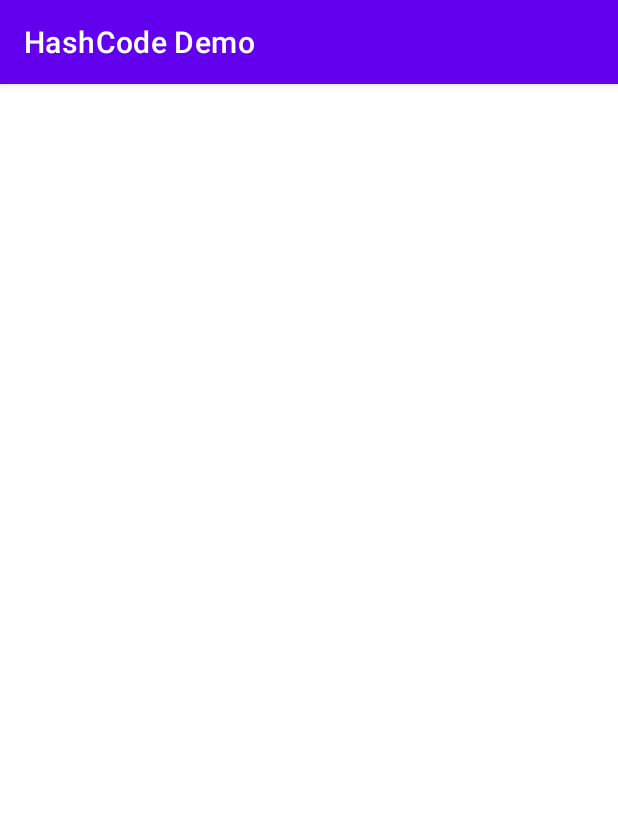
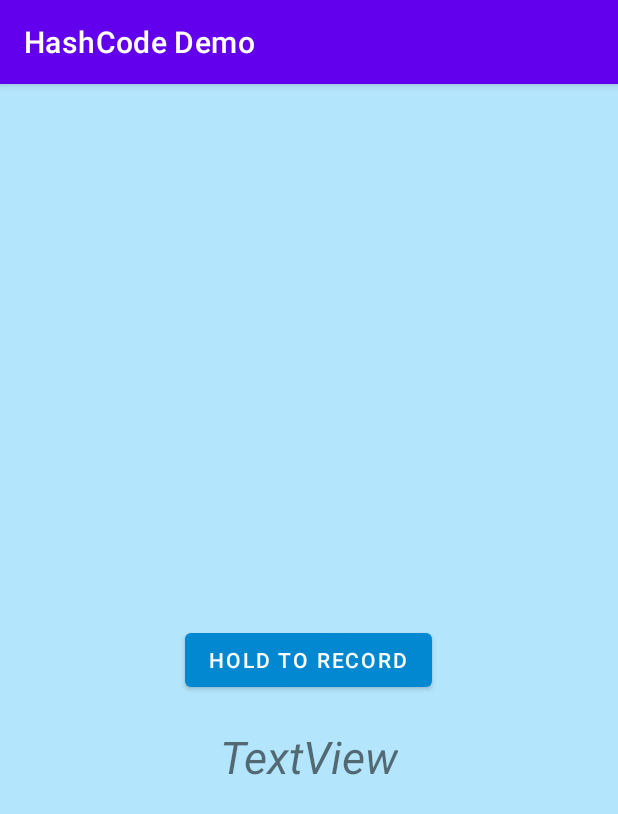
Before and after one commit to nshashankvarma/Voiders, an Android app: the AlertActivity screen opened directly, with no data from a screen before it, on a phone screen of 412 x 824 dp. Shown: the top 814 px of the screen. Run offline under Robolectric (Android 15) with nearby library versions, the phone set to English and light mode, and no system bars; our stand-ins replace Firebase (no records; nobody signed in at launch, a user with empty details on screens opened directly).

Commit message:
HashCode

```diff
--- a/HashCodeDemo/app/build.gradle
+++ b/HashCodeDemo/app/build.gradle
@@ -36,6 +36,7 @@ dependencies {
     implementation 'androidx.constraintlayout:constraintlayout:2.0.4'
     implementation 'com.google.android.gms:play-services-maps:17.0.0'
     implementation 'com.google.firebase:firebase-database:19.6.0'
+    implementation 'com.google.firebase:firebase-storage:19.2.1'
     testImplementation 'junit:junit:4.+'
     androidTestImplementation 'androidx.test.ext:junit:1.1.2'
     androidTestImplementation 'androidx.test.espresso:espresso-core:3.3.0'
--- a/HashCodeDemo/app/src/main/AndroidManifest.xml
+++ b/HashCodeDemo/app/src/main/AndroidManifest.xml
@@ -7,6 +7,9 @@
          location permissions for the "MyLocation" functionality.
     -->
     <uses-permission android:name="android.permission.ACCESS_FINE_LOCATION" />
+    <uses-permission android:name="android.permission.RECORD_AUDIO"/>
+    <uses-permission android:name="android.permission.WRITE_EXTERNAL_STORAGE"/>
+    <uses-permission android:name="android.permission.READ_EXTERNAL_STORAGE"/>
 
     <application
         android:allowBackup="true"
--- a/HashCodeDemo/app/src/main/java/com/example/hashcodedemo/AlertActivity.java
+++ b/HashCodeDemo/app/src/main/java/com/example/hashcodedemo/AlertActivity.java
@@ -1,14 +1,132 @@
 package com.example.hashcodedemo;
 
+
+import androidx.annotation.NonNull;
 import androidx.appcompat.app.AppCompatActivity;
 
+import android.annotation.SuppressLint;
+import android.app.ProgressDialog;
+import android.content.Context;
+import android.content.pm.PackageManager;
+import android.media.MediaRecorder;
+import android.net.Uri;
 import android.os.Bundle;
+import android.os.Environment;
+import android.util.Log;
+import android.view.MotionEvent;
+import android.view.View;
+import android.widget.Button;
+import android.widget.TextView;
+import android.widget.Toast;
+
+import com.google.android.gms.tasks.OnSuccessListener;
+import com.google.firebase.storage.FirebaseStorage;
+import com.google.firebase.storage.StorageReference;
+import com.google.firebase.storage.UploadTask;
+
+import java.io.File;
+import java.io.IOException;
 
 public class AlertActivity extends AppCompatActivity {
 
+    Button button;
+    TextView textView;
+
+    MediaRecorder recorder;
+    String fileName = null;
+
+    private StorageReference storageReference;
+    ProgressDialog progressBar;
+
+    @Override
+    public void onRequestPermissionsResult(int requestCode, @NonNull String[] permissions,
+                                           @NonNull int[] grantResults) {
+        super.onRequestPermissionsResult(requestCode, permissions, grantResults);
+        if (requestCode == 10) {
+            if (grantResults[0] == PackageManager.PERMISSION_GRANTED) {
+                startRecording();
+            } else {
+                //User denied Permission.
+            }
+        }
+    }
+
+    @SuppressLint("ClickableViewAccessibility")
     @Override
     protected void onCreate(Bundle savedInstanceState) {
         super.onCreate(savedInstanceState);
         setContentView(R.layout.activity_alert);
+
+        button = (Button) findViewById(R.id.button2);
+        textView = (TextView) findViewById(R.id.textView);
+
+        progressBar = new ProgressDialog(this);
+
+        fileName = getExternalFilesDir(null).getAbsolutePath();
+        fileName += "/recorded_audio.3gp";
+
+
+
+        storageReference = FirebaseStorage.getInstance().getReference();
+
+        button.setOnTouchListener(new View.OnTouchListener() {
+            @Override
+            public boolean onTouch(View v, MotionEvent event) {
+                if (event.getAction() == MotionEvent.ACTION_DOWN) {
+
+                    startRecording();
+
+                    textView.setText("Started");
+
+                } else if (event.getAction() == MotionEvent.ACTION_UP) {
+                    stopRecording();
+                    textView.setText("Stopped");
+                }
+                return false;
+            }
+        });
     }
+
+    private void startRecording() {
+        recorder = new MediaRecorder();
+        recorder.setAudioSource(MediaRecorder.AudioSource.MIC);
+        recorder.setOutputFormat(MediaRecorder.OutputFormat.THREE_GPP);
+        recorder.setOutputFile(fileName);
+        recorder.setAudioEncoder(MediaRecorder.AudioEncoder.AMR_NB);
+
+        try {
+            recorder.prepare();
+        } catch (IOException e) {
+            Log.e("record_log", "prepare() failed");
+            System.out.println("" + e);
+        }
+
+        recorder.start();
+    }
+
+    private void stopRecording() {
+        recorder.stop();
+        recorder.release();
+        recorder = null;
+        uploadRecording();
+    }
+
+    public void uploadRecording(){
+        //progressBar.setMessage("Uploading");
+        //progressBar.show();
+        StorageReference filepath = storageReference.child("Audio").child("new_audio.3gp");
+
+        Uri uri = Uri.fromFile(new File(fileName));
+
+        filepath.putFile(uri).addOnSuccessListener(new OnSuccessListener<UploadTask.TaskSnapshot>() {
+            @Override
+            public void onSuccess(UploadTask.TaskSnapshot taskSnapshot) {
+                Toast.makeText(AlertActivity.this, "Voice Mail Sent!!", Toast.LENGTH_SHORT).show();
+
+            }
+        });
+
+    }
+
+
 }
--- a/HashCodeDemo/app/src/main/java/com/example/hashcodedemo/MapsActivity.java
+++ b/HashCodeDemo/app/src/main/java/com/example/hashcodedemo/MapsActivity.java
@@ -106,8 +106,8 @@ public class MapsActivity extends FragmentActivity implements OnMapReadyCallback
                                 if (flag == true) {
                                     NotificationCompat.Builder builder = new NotificationCompat.Builder(getApplicationContext(), CHANNEL_ID)
                                             .setSmallIcon(R.drawable.ic_launcher_foreground)
-                                            .setContentTitle("Notification")
-                                            .setContentText("This is a test notification")
+                                            .setContentTitle("Geofence Breach!!")
+                                            .setContentText("Your pet is out of the Fence!!!Click here to send a voice mail")
                                             .setPriority(NotificationCompat.PRIORITY_HIGH)
                                             .setContentIntent(pendingIntent)
                                             .setAutoCancel(false);
--- a/HashCodeDemo/app/src/main/res/layout/activity_alert.xml
+++ b/HashCodeDemo/app/src/main/res/layout/activity_alert.xml
@@ -1,9 +1,30 @@
 <?xml version="1.0" encoding="utf-8"?>
-<androidx.constraintlayout.widget.ConstraintLayout xmlns:android="http://schemas.android.com/apk/res/android"
+<RelativeLayout xmlns:android="http://schemas.android.com/apk/res/android"
     xmlns:app="http://schemas.android.com/apk/res-auto"
     xmlns:tools="http://schemas.android.com/tools"
+    android:id="@+id/RelativeLayout"
     android:layout_width="match_parent"
     android:layout_height="match_parent"
-    tools:context=".AlertActivity">
+    android:background="#B3E5FC"
+    tools:context=".MainActivity">
 
-</androidx.constraintlayout.widget.ConstraintLayout>
+    <Button
+        android:id="@+id/button2"
+        android:layout_width="wrap_content"
+        android:layout_height="wrap_content"
+        android:layout_alignParentLeft="false"
+        android:layout_centerInParent="true"
+        android:text="Hold to record"
+        app:backgroundTint="#0288D1" />
+
+    <TextView
+        android:id="@+id/textView"
+        android:layout_width="wrap_content"
+        android:layout_height="wrap_content"
+        android:layout_below="@id/button2"
+        android:layout_centerHorizontal="true"
+        android:layout_marginTop="20dp"
+        android:text="TextView"
+        android:textSize="30sp"
+        android:textStyle="italic" />
+</RelativeLayout>
--- a/HashCodeDemo/app/src/main/res/layout/activity_main.xml
+++ b/HashCodeDemo/app/src/main/res/layout/activity_main.xml
@@ -4,6 +4,7 @@
     xmlns:tools="http://schemas.android.com/tools"
     android:layout_width="match_parent"
     android:layout_height="match_parent"
+    android:background="#B3E5FC"
     android:onClick="showMaps"
     tools:context=".MainActivity">
 
@@ -24,7 +25,7 @@
         android:layout_height="wrap_content"
         android:layout_below="@id/radiusEditText"
         android:layout_centerHorizontal="true"
-        android:text="Button"
-        app:backgroundTint="#00BCD4" />
+        android:text="Create a Geofence"
+        app:backgroundTint="#0288D1" />
 
 </RelativeLayout>
```
